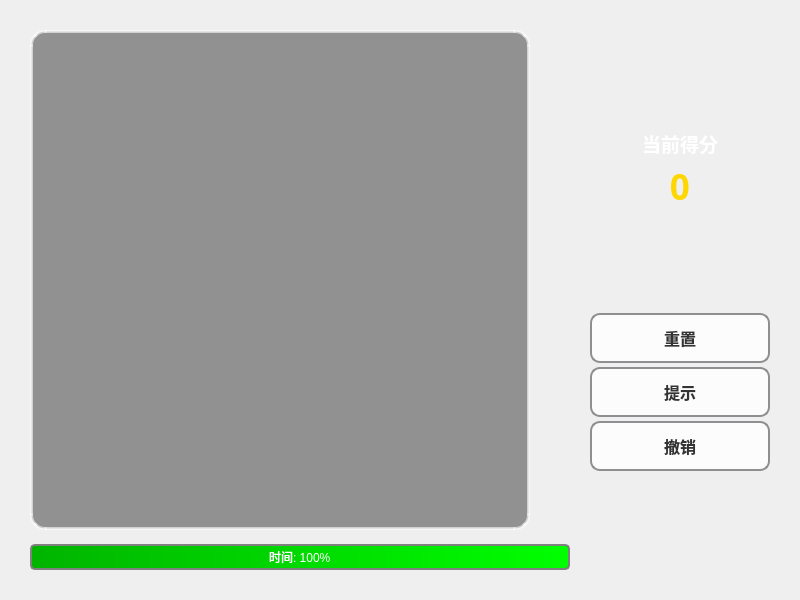
The window that src/view/GameWidget.ui (LiuYe716136/BegeweledGame) describes before a commit, drawn with Qt 5.
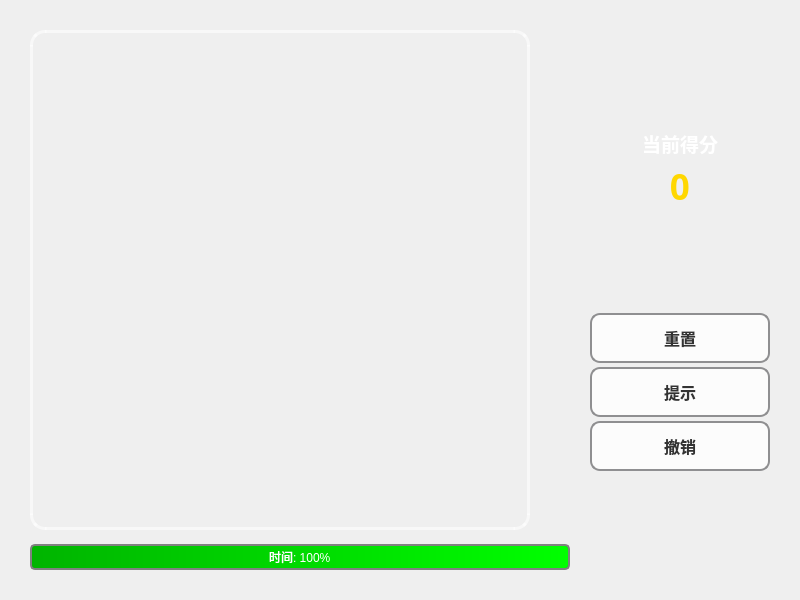
The same window after the commit. Icons and pictures are not drawn.

The edit to the form file:
```diff
--- a/src/view/GameWidget.ui
+++ b/src/view/GameWidget.ui
@@ -89,8 +89,7 @@
         </size>
        </property>
        <property name="styleSheet">
-        <string notr="true">background-color: rgba(0, 0, 0, 100);
-border: 3px solid rgba(255, 255, 255, 150);
+        <string notr="true">border: 3px solid rgba(255, 255, 255, 150);
 border-radius: 15px;</string>
        </property>
        <property name="frameShape">
```
Left out of the diff: 22 changed lines with no effect on the pictures.
